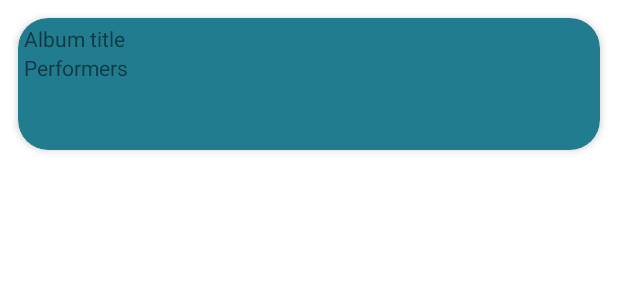
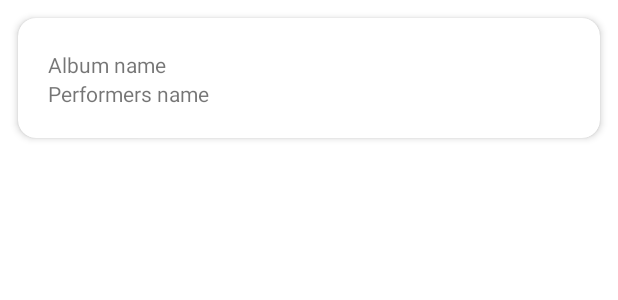
Before and after one commit to clts-uniandes/DesarrolloMovil, an Android app: the layout album_item.xml on its own in the app's theme, with its tools: preview values and no code run, on a phone screen of 412 x 824 dp. Shown: the top 300 px of the screen. Run offline under Robolectric (Android 15) with nearby library versions, the phone set to English and light mode, and no system bars; network calls fail.

Commit message:
Add grey style

```diff
--- a/app/src/main/res/layout/album_item.xml
+++ b/app/src/main/res/layout/album_item.xml
@@ -10,10 +10,9 @@
     android:clickable="true"
     android:focusable="true"
     android:checkable="true"
-    card_view:cardBackgroundColor="#227C90"
-    card_view:cardCornerRadius="20dp"
+    card_view:cardCornerRadius="12dp"
     card_view:cardElevation="3dp"
-    card_view:contentPadding="4dp">
+    card_view:contentPadding="0dp">
 
     <RelativeLayout
         android:layout_width="match_parent"
@@ -24,29 +23,36 @@
             android:id="@+id/item_image"
             android:layout_width="81dp"
             android:layout_height="80dp"
+            android:layout_alignParentTop="true"
             android:layout_alignParentEnd="true"
-            android:layout_alignParentTop="true"
             android:importantForAccessibility="no"
             android:scaleType="centerCrop" />
+
+        <RelativeLayout
+            xmlns:tools="http://schemas.android.com/tools"
+            android:layout_width="match_parent"
+            android:layout_height="wrap_content"
+            android:layout_alignBottom="@+id/item_image"
+            android:layout_toStartOf="@id/item_image"
+            android:padding="20dp">
 
             <TextView
                 android:id="@+id/album_name"
                 android:layout_width="match_parent"
                 android:layout_height="wrap_content"
                 android:layout_alignParentStart="true"
-            android:layout_toStartOf="@id/item_image"
-            android:text="Album title"/>
+                tools:text="Album name"/>
 
             <TextView
                 android:id="@+id/performers"
                 android:layout_width="match_parent"
                 android:layout_height="wrap_content"
+                android:layout_below="@id/album_name"
                 android:layout_alignParentStart="true"
-            android:layout_toStartOf="@id/item_image"
-            android:layout_below="@id/album_name"
-            android:text="Performers"/>
+                tools:text="Performers name" />
 
         </RelativeLayout>
 
+    </RelativeLayout>
 
 </com.google.android.material.card.MaterialCardView>
--- a/app/src/main/res/values-night/themes.xml
+++ b/app/src/main/res/values-night/themes.xml
@@ -2,13 +2,14 @@
     <!-- Base application theme. -->
     <style name="Theme.Vynils" parent="Theme.MaterialComponents.DayNight.DarkActionBar">
         <!-- Primary brand color. -->
-        <item name="colorPrimary">@color/purple_200</item>
-        <item name="colorPrimaryVariant">@color/purple_700</item>
-        <item name="colorOnPrimary">@color/black</item>
+        <item name="colorPrimary">@color/grey</item>
+        <item name="colorPrimaryVariant">@color/grey_light</item>
+        <item name="colorOnPrimary">@color/grey_black</item>
+
         <!-- Secondary brand color. -->
-        <item name="colorSecondary">@color/teal_200</item>
-        <item name="colorSecondaryVariant">@color/teal_200</item>
-        <item name="colorOnSecondary">@color/black</item>
+        <item name="colorSecondary">@color/grey_secondary</item>
+        <item name="colorSecondaryVariant">@color/grey_secondary_light</item>
+        <item name="colorOnSecondary">@color/grey_secondary_dark</item>
         <!-- Status bar color. -->
         <item name="android:statusBarColor">?attr/colorPrimaryVariant</item>
         <!-- Customize your theme here. -->
--- a/app/src/main/res/values/colors.xml
+++ b/app/src/main/res/values/colors.xml
@@ -7,4 +7,12 @@
     <color name="teal_700">#FF018786</color>
     <color name="black">#FF000000</color>
     <color name="white">#FFFFFFFF</color>
+
+    <color name="grey">#FF212121</color>
+    <color name="grey_light">#FF484848</color>
+    <color name="grey_black">#FF000000</color>
+
+    <color name="grey_secondary">#bdbdbd</color>
+    <color name="grey_secondary_light">#efefef</color>
+    <color name="grey_secondary_dark">#8d8d8d</color>
 </resources>
--- /dev/null
+++ b/app/src/main/res/values/dimens.xml
@@ -0,0 +1,5 @@
+<?xml version="1.0" encoding="utf-8"?>
+<resources>
+    <dimen name="title_min_text_height">24dp</dimen>
+    <dimen name="sub_title_min_text_height">12dp</dimen>
+</resources>
--- /dev/null
+++ b/app/src/main/res/values/styles.xml
@@ -0,0 +1,20 @@
+<?xml version="1.0" encoding="utf-8"?>
+<resources>
+    <style name="Widget.Vinyls.CardView" parent="Widget.MaterialComponents.CardView">
+        <item name="android:colorBackground">@color/grey_light</item>
+        <item name="android:gravity">center_vertical</item>
+        <item name="android:textAppearance">?attr/textAppearanceBody1</item>
+    </style>
+
+    <style name="Widget.Vinyls.Title.TextView" parent="Widget.MaterialComponents.TextView">
+        <item name="android:minHeight">@dimen/title_min_text_height</item>
+        <item name="android:gravity">center_vertical</item>
+        <item name="android:textAppearance">?attr/textAppearanceBody1</item>
+    </style>
+
+    <style name="Widget.Vinyls.SubTitle.TextView" parent="Widget.MaterialComponents.TextView">
+        <item name="android:minHeight">@dimen/sub_title_min_text_height</item>
+        <item name="android:gravity">center_vertical</item>
+        <item name="android:textAppearance">?attr/textAppearanceBody1</item>
+    </style>
+</resources>
--- a/app/src/main/res/values/themes.xml
+++ b/app/src/main/res/values/themes.xml
@@ -2,15 +2,18 @@
     <!-- Base application theme. -->
     <style name="Theme.Vynils" parent="Theme.MaterialComponents.DayNight.DarkActionBar">
         <!-- Primary brand color. -->
-        <item name="colorPrimary">@color/purple_500</item>
-        <item name="colorPrimaryVariant">@color/purple_700</item>
-        <item name="colorOnPrimary">@color/white</item>
+        <item name="colorPrimary">@color/grey</item>
+        <item name="colorPrimaryVariant">@color/grey_light</item>
+        <item name="colorOnPrimary">@color/grey_black</item>
+
         <!-- Secondary brand color. -->
-        <item name="colorSecondary">@color/teal_200</item>
-        <item name="colorSecondaryVariant">@color/teal_700</item>
-        <item name="colorOnSecondary">@color/black</item>
+        <item name="colorSecondary">@color/grey_secondary</item>
+        <item name="colorSecondaryVariant">@color/grey_secondary_light</item>
+        <item name="colorOnSecondary">@color/grey_secondary_dark</item>
         <!-- Status bar color. -->
         <item name="android:statusBarColor">?attr/colorPrimaryVariant</item>
         <!-- Customize your theme here. -->
+
+        <item name="cardViewStyle">@style/Widget.Vinyls.CardView</item>
     </style>
 </resources>
```
Lines whose indentation alone changed are shown as unchanged.
